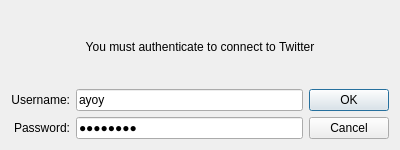
Before: the Qt Designer form authdialog.ui in ayoy/qtwitter, drawn with Qt 5.
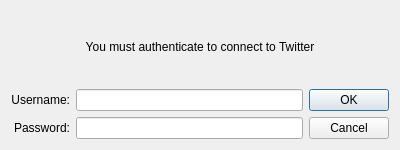
After: the same form once the commit is applied.

Patch:
```diff
--- a/authdialog.ui
+++ b/authdialog.ui
@@ -46,7 +46,7 @@
      <item row="1" column="1" >
       <widget class="QLineEdit" name="loginEdit" >
        <property name="text" >
-        <string>ayoy</string>
+        <string/>
        </property>
       </widget>
      </item>
@@ -76,7 +76,7 @@
         <enum>Qt::LeftToRight</enum>
        </property>
        <property name="text" >
-        <string>vodafone</string>
+        <string/>
        </property>
        <property name="echoMode" >
         <enum>QLineEdit::Password</enum>
```
